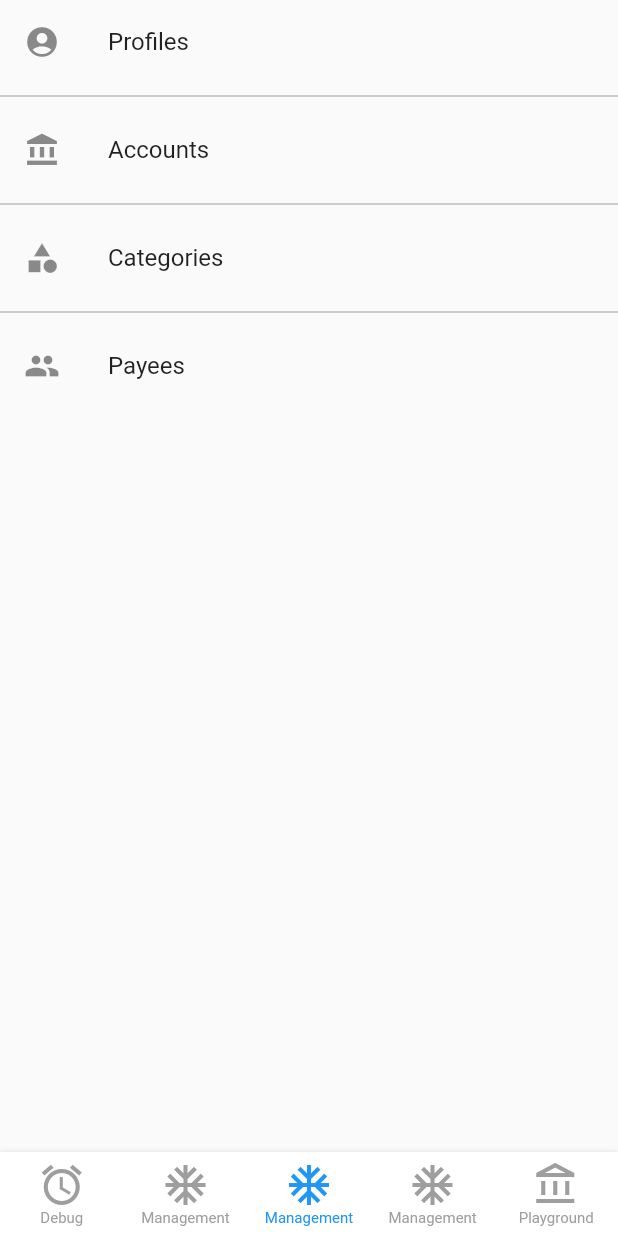
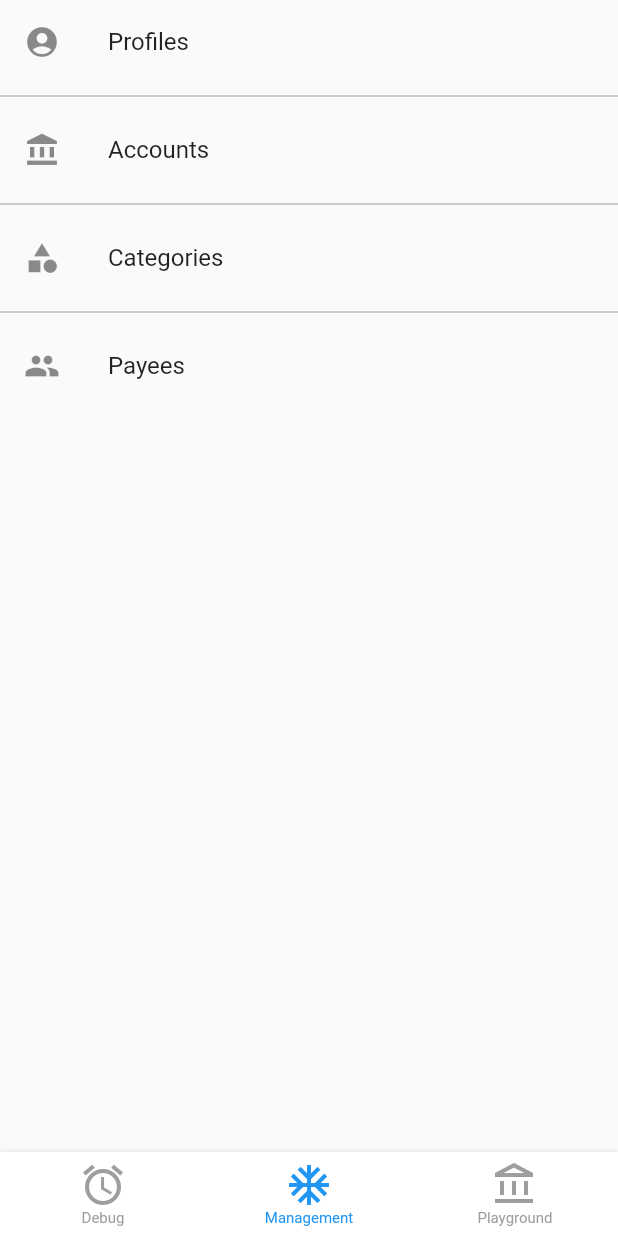
Before and after one commit to jbyron2908/my_finance_flutter, a Flutter app: the screen it shows after launch, on a phone screen of 412 x 824 dp. Run offline on Flutter 3.47's test engine with Material 2 defaults, Android fonts, the phone set to English and light mode, and no system bars; our stand-ins replace auto_route, font_awesome_flutter, form_field_validator, freezed_annotation, logger, modal_bottom_sheet and 2 more; generated files the repository leaves out were written again.

```diff
--- a/lib/ui/pages/main/main_page.dart
+++ b/lib/ui/pages/main/main_page.dart
@@ -5,15 +5,13 @@ import 'package:my_finance_flutter_3/ui/widget/bottom_nav_bar/bottom_nav_bar.dar
 import 'package:my_finance_flutter_3/ui/widget/wrapper/lifecycle_widget.dart';
 
 class MainPage extends StatelessWidget {
-  final initialIndex = 2;
+  final initialIndex = 1;
 
   @override
   Widget build(BuildContext context) {
     return AutoTabsScaffold(
       routes: [
         DebugRouter(),
-        ManagerRouter(),
-        ManagerRouter(),
         ManagerRouter(),
         PlaygroundRouter(),
       ],
@@ -65,16 +63,6 @@ class MainPage extends StatelessWidget {
           icon: Icon(Icons.ac_unit),
         ),
         BottomNavBarItem(
-          title: Text('Management'),
-          activeColor: Colors.blue,
-          icon: Icon(Icons.ac_unit),
-        ),
-        BottomNavBarItem(
-          title: Text('Management'),
-          activeColor: Colors.blue,
-          icon: Icon(Icons.ac_unit),
-        ),
-        BottomNavBarItem(
           activeColor: Colors.blue,
           title: Text('Playground'),
           icon: Icon(Icons.account_balance_outlined),
--- a/pubspec.yaml
+++ b/pubspec.yaml
@@ -22,6 +22,7 @@ dependencies:
   logger: ^1.0.0
   modal_bottom_sheet: ^2.0.0
   provider: ^5.0.0
+  responsive_builder: ^0.4.1
   rx_notifier: ^1.1.0
   rxdart: ^0.27.0
   state_notifier: ^0.7.0
```
Also changed, not shown: pubspec.lock.
